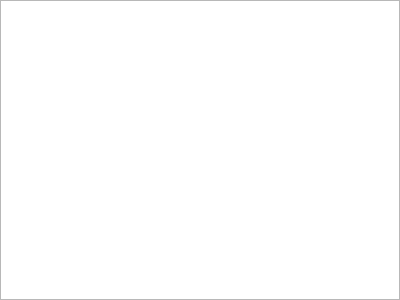
Above: qt/ui/details_panel.ui from hsoft/musicguru before the change. Below: the same form after it.
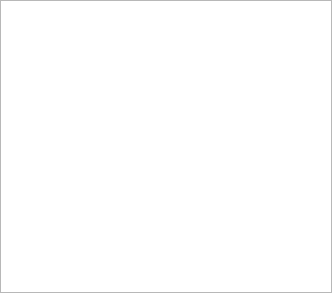
That is the form after the change.

Commit message: Implemented auto-placement of the locations panel and ignore box as well as other minor panel adjustments.

The edit to the form file:
```diff
--- a/qt/ui/details_panel.ui
+++ b/qt/ui/details_panel.ui
@@ -6,8 +6,8 @@
    <rect>
     <x>0</x>
     <y>0</y>
-    <width>400</width>
-    <height>300</height>
+    <width>332</width>
+    <height>293</height>
    </rect>
   </property>
   <property name="windowTitle">
```
Left out of the diff: 12 changed lines with no effect on the pictures. The commit also changes 5 other files.
